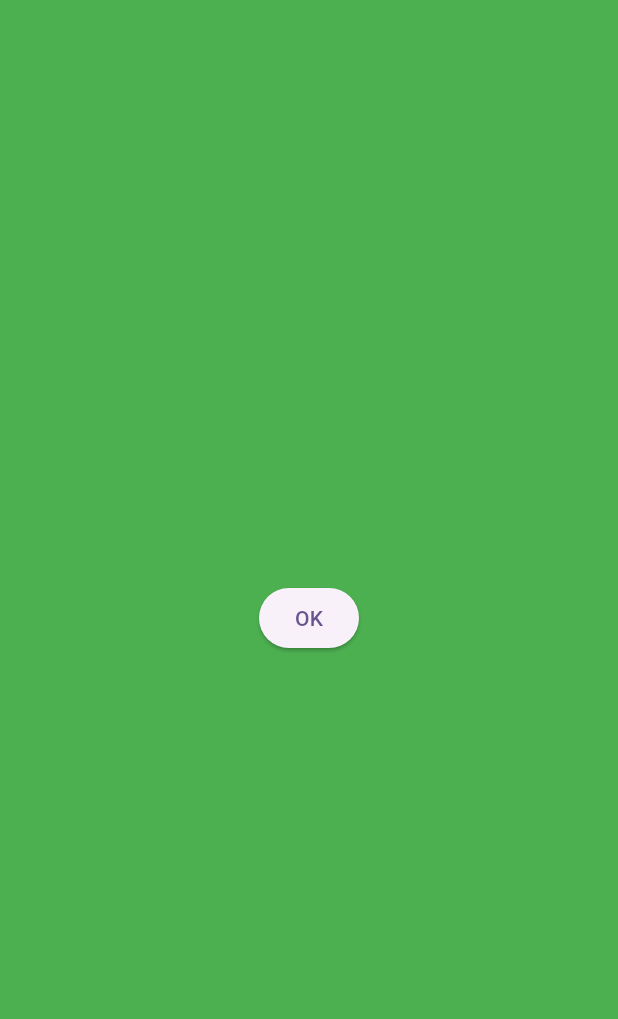
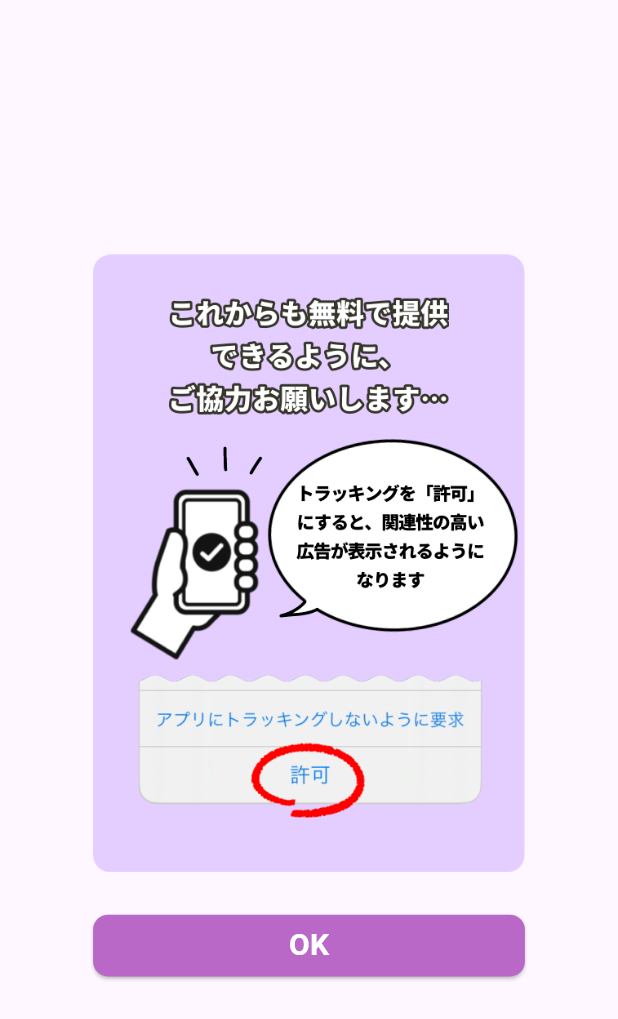
Before and after one commit to etoileaqr/akinatorquiz, a Flutter app: the AdmobInitPage screen opened directly, on a phone screen of 412 x 824 dp. Shown: the top 1019 px of the screen. Run offline on Flutter 3.47's test engine with Material 3 defaults, Android fonts, the phone set to English and light mode, and no system bars; our stand-ins replace animated_splash_screen, cloud_firestore, connectivity_plus, device_info_plus, dropdown_button2, firebase_core and 6 more; missing offline and left inert: app_tracking_transparency, chat_gpt_sdk; accounts and stored records are empty; generated files the repository leaves out were written again; statements that could not run were skipped.

Commit message:
2024-04-29 araki ATT画面デザイン

```diff
--- a/lib/view/admob_init_page.dart
+++ b/lib/view/admob_init_page.dart
@@ -4,6 +4,7 @@ import 'package:flutter/foundation.dart';
 import 'package:flutter/material.dart';
 import 'package:flutter_hooks/flutter_hooks.dart';
 
+import '../context_extension.dart';
 import 'my_dialog.dart';
 import 'play_view.dart';
 
@@ -14,6 +15,10 @@ class AdmobInitPage extends HookWidget with MyDialog {
   Widget build(BuildContext context) {
     final isOpeningATTdialog = useState<bool>(false);
 
+    double h = context.screenHeight * 0.5;
+    double r = 529 / 757;
+    double w = h * r;
+
     if (isOpeningATTdialog.value) {
       return const Scaffold(
         backgroundColor: Colors.white,
@@ -21,17 +26,50 @@ class AdmobInitPage extends HookWidget with MyDialog {
       );
     } else {
       return Scaffold(
-        backgroundColor: Colors.green,
-        // TODO bodyのデザイン整える
-        body: Center(
-          child: ElevatedButton(
-            child: const Text('OK'),
+        body: Container(
+          width: double.infinity,
+          height: double.infinity,
+          alignment: Alignment.center,
+          child: Column(
+              mainAxisAlignment: MainAxisAlignment.center,
+              crossAxisAlignment: CrossAxisAlignment.center,
+              children: [
+                SizedBox(
+                  width: w,
+                  height: h,
+                  child: FittedBox(
+                    fit: BoxFit.contain,
+                    child: Image.asset('assets/file/att_dlg.PNG'),
+                  ),
+                ),
+                SizedBox(
+                  height: context.screenHeight * 0.03,
+                ),
+                ElevatedButton(
+                  style: ElevatedButton.styleFrom(
+                    fixedSize: Size(
+                      w,
+                      context.screenHeight * 0.05,
+                    ),
+                    backgroundColor: Colors.purple[300],
+                    foregroundColor: Colors.white,
+                    shape: RoundedRectangleBorder(
+                      borderRadius: BorderRadius.circular(10),
+                    ),
+                  ),
+                  child: Text(
+                    'OK',
+                    style: TextStyle(
+                      fontWeight: FontWeight.bold,
+                      fontSize: context.isTablet() ? 26 : 20,
+                    ),
+                  ),
                   onPressed: () async {
                     isOpeningATTdialog.value = true;
                     await Future.delayed(const Duration(milliseconds: 100));
                     //ダイアログ表示
-              var status =
-                  await AppTrackingTransparency.requestTrackingAuthorization();
+                    var status = await AppTrackingTransparency
+                        .requestTrackingAuthorization();
                     if (kDebugMode) {
                       print(status);
                     }
@@ -42,6 +80,7 @@ class AdmobInitPage extends HookWidget with MyDialog {
                     }
                   },
                 ),
+              ]),
         ),
       );
     }
--- a/lib/view/play_view.dart
+++ b/lib/view/play_view.dart
@@ -1,13 +1,10 @@
 // ignore_for_file: non_constant_identifier_names, prefer_interpolation_to_compose_strings
 
-// import 'dart:io';
 import 'dart:math';
-import 'package:akinatorquiz/view/my_dialog.dart';
 import 'package:dropdown_button2/dropdown_button2.dart';
 import 'package:flutter/cupertino.dart';
 import 'package:flutter/foundation.dart';
 import 'package:flutter/material.dart';
-// import 'package:flutter/services.dart';
 import 'package:google_mobile_ads/google_mobile_ads.dart';
 import 'package:provider/provider.dart';
 import 'package:share_plus/share_plus.dart';
@@ -26,6 +23,7 @@ import '../util/widget_util.dart';
 import 'custom_text_field_dialog.dart';
 import 'text_input_widget.dart';
 import '../context_extension.dart';
+import 'my_dialog.dart';
 
 // TextFormField側から更新をかけるために、
 // ChangeNotifierを使うことにした。
```
Also changed, not shown: assets/file/att_dlg.PNG (added). Lines whose indentation alone changed are shown as unchanged.
